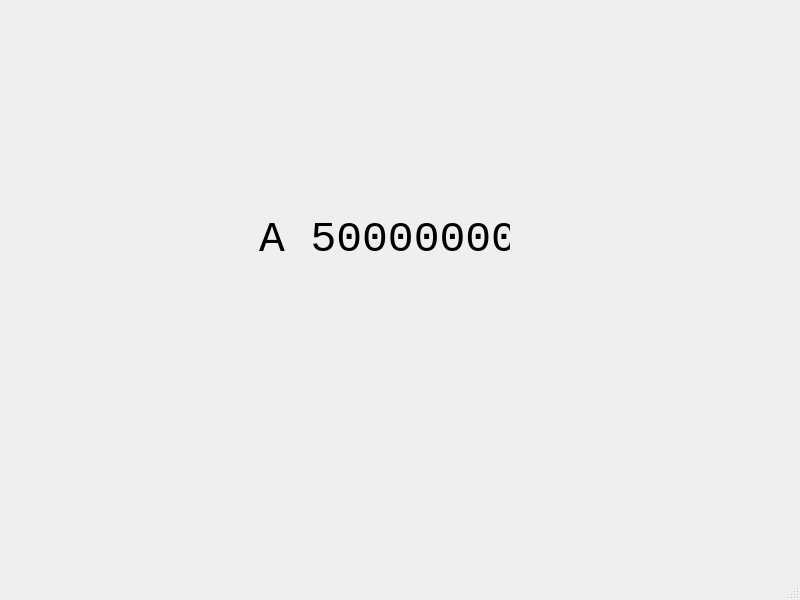
This is mainwindow.ui in eloranta/HamVibe as Qt 5 draws it before an edit. The edited form follows.
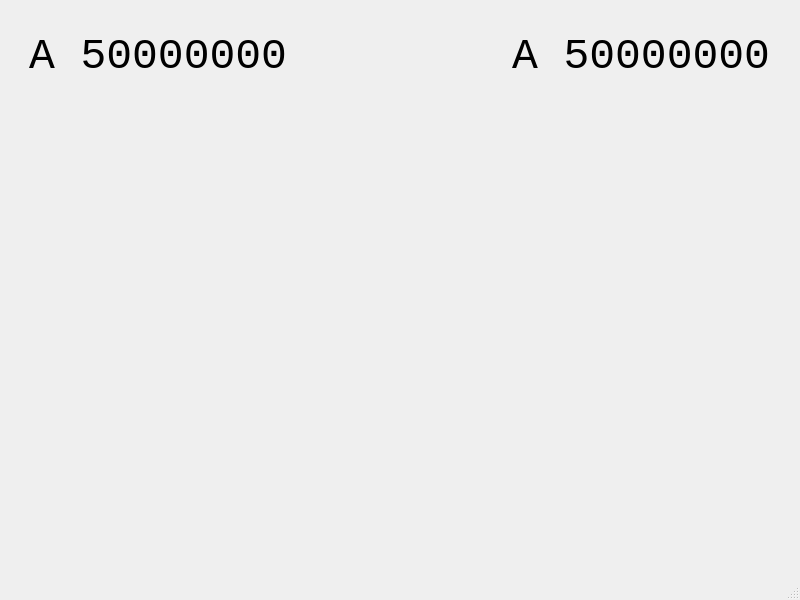
This is the edited form. Custom widgets are drawn as their Qt base class.

Commit message: add handling split

```diff
--- a/mainwindow.ui
+++ b/mainwindow.ui
@@ -15,17 +15,25 @@
   </property>
   <widget class="QWidget" name="centralwidget">
    <layout class="QGridLayout" name="gridLayout">
-    <item row="0" column="0">
+    <item row="0" column="1">
      <widget class="QWidget" name="widget" native="true">
-      <widget class="FrequencyLabel" name="leftFrequency">
+      <widget class="QWidget" name="verticalLayoutWidget">
        <property name="geometry">
         <rect>
-         <x>250</x>
-         <y>210</y>
-         <width>251</width>
-         <height>41</height>
+         <x>20</x>
+         <y>20</y>
+         <width>741</width>
+         <height>55</height>
         </rect>
        </property>
+       <layout class="QVBoxLayout" name="verticalLayout">
+        <item>
+         <layout class="QHBoxLayout" name="horizontalLayout">
+          <item>
+           <widget class="FrequencyLabel" name="leftFrequency">
+            <property name="enabled">
+             <bool>true</bool>
+            </property>
        <property name="font">
         <font>
          <family>Consolas</family>
@@ -35,6 +43,40 @@
        <property name="text">
         <string>A 50000000</string>
        </property>
+           </widget>
+          </item>
+          <item>
+           <spacer name="horizontalSpacer">
+            <property name="orientation">
+             <enum>Qt::Orientation::Horizontal</enum>
+            </property>
+            <property name="sizeHint" stdset="0">
+             <size>
+              <width>40</width>
+              <height>20</height>
+             </size>
+            </property>
+           </spacer>
+          </item>
+          <item>
+           <widget class="FrequencyLabel" name="rightFrequency">
+            <property name="enabled">
+             <bool>true</bool>
+            </property>
+            <property name="font">
+             <font>
+              <family>Consolas</family>
+              <pointsize>32</pointsize>
+             </font>
+            </property>
+            <property name="text">
+             <string>A 50000000</string>
+            </property>
+           </widget>
+          </item>
+         </layout>
+        </item>
+       </layout>
       </widget>
      </widget>
     </item>
```
Lines whose indentation alone changed are shown as unchanged. The commit also changes 1 other file.
